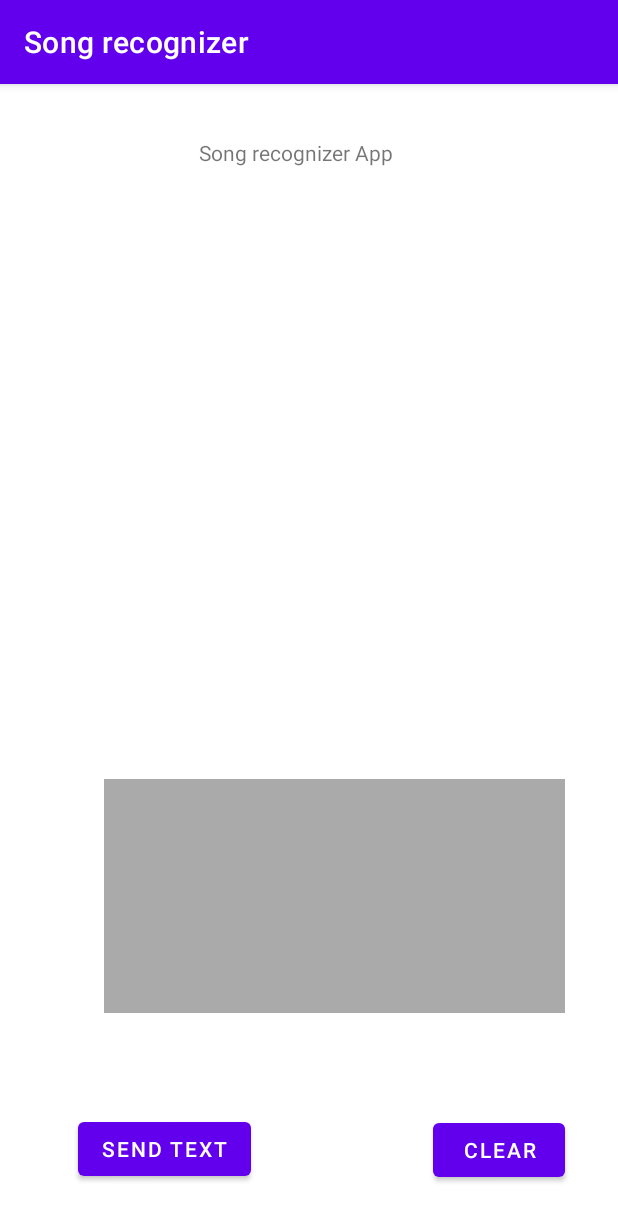
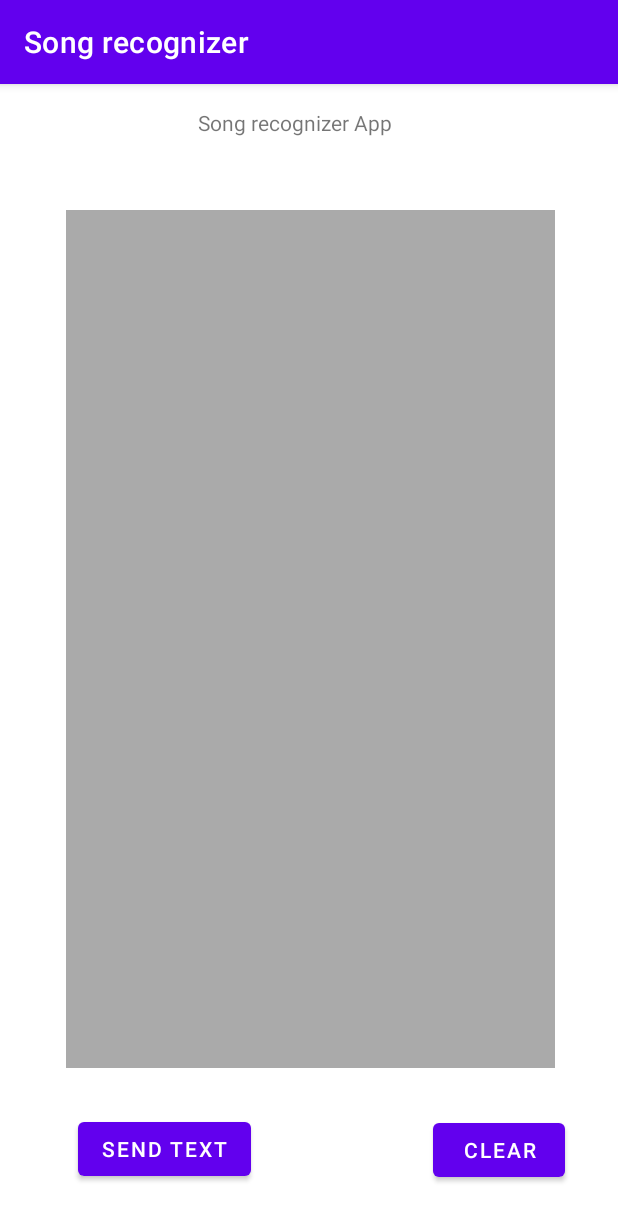
Before and after one commit to stefanvassilev/spotify-arduino-track-display, an Android app: the screen it shows after launch (MainActivity), on a phone screen of 412 x 824 dp. Shown: the top 1221 px of the screen. Run offline under Robolectric (Android 15) with nearby library versions, the phone set to English and light mode, and no system bars.

Commit message:
Wire buttons in main activity

```diff
--- a/app/src/main/java/com/stefan/vassilev/voice/to/songrecognizer/MainActivity.java
+++ b/app/src/main/java/com/stefan/vassilev/voice/to/songrecognizer/MainActivity.java
@@ -3,6 +3,8 @@ package com.stefan.vassilev.voice.to.songrecognizer;
 import android.content.Intent;
 import android.os.Bundle;
 import android.os.Handler;
+import android.widget.Button;
+import android.widget.EditText;
 
 import androidx.annotation.Nullable;
 import androidx.appcompat.app.AppCompatActivity;
@@ -19,6 +21,10 @@ public class MainActivity extends AppCompatActivity {
     public static final String BLUETOOTH_SERVICE_NAME = "songrecognizer";
     public static final UUID BLUETOOTH_SERVICE_GUID = UUID.fromString("03a111ae-2683-11eb-adc1-0242ac120002");
 
+    private EditText editTextMultiline;
+    private Button sendTextButton;
+    private Button clearTextButton;
+
     @Override
     protected void onCreate(Bundle savedInstanceState) {
         super.onCreate(savedInstanceState);
@@ -27,8 +33,13 @@ public class MainActivity extends AppCompatActivity {
         BluetoothServer bluetoothServer = new BluetoothServer(bluetoothPairer);
         new Thread(bluetoothServer).start();
 
-
         setContentView(R.layout.activity_main);
+        editTextMultiline = findViewById(R.id.editTextTextMultiLine);
+        sendTextButton = findViewById(R.id.button_send_text);
+        clearTextButton = findViewById(R.id.button_clear_text);
+        clearTextButton.setOnClickListener(v -> {
+            editTextMultiline.setText("");
+        });
     }
 
 
--- a/app/src/main/res/layout/activity_main.xml
+++ b/app/src/main/res/layout/activity_main.xml
@@ -7,37 +7,38 @@
     tools:context=".MainActivity">
 
     <TextView
-        android:layout_width="156dp"
-        android:layout_height="54dp"
+        android:layout_width="162dp"
+        android:layout_height="23dp"
         android:layout_marginStart="132dp"
-        android:layout_marginTop="36dp"
+        android:layout_marginTop="16dp"
         android:layout_marginEnd="123dp"
         android:text="Song recognizer App"
         app:layout_constraintEnd_toEndOf="parent"
+        app:layout_constraintHorizontal_bias="0.0"
         app:layout_constraintStart_toStartOf="parent"
         app:layout_constraintTop_toTopOf="parent" />
 
     <EditText
         android:id="@+id/editTextTextMultiLine"
+        android:layout_width="326dp"
+        android:layout_height="572dp"
+        android:layout_marginStart="35dp"
+        android:layout_marginTop="463dp"
+        android:layout_marginEnd="34dp"
+        android:layout_marginBottom="112dp"
         android:background="@android:color/darker_gray"
-        android:layout_width="307dp"
-        android:layout_height="156dp"
-        android:layout_marginStart="69dp"
-        android:layout_marginTop="463dp"
-        android:layout_marginEnd="35dp"
-        android:layout_marginBottom="112dp"
         android:ems="10"
         android:gravity="start|top"
         android:inputType="textMultiLine"
         app:layout_constraintBottom_toBottomOf="parent"
         app:layout_constraintEnd_toEndOf="parent"
-        app:layout_constraintHorizontal_bias="0.0"
+        app:layout_constraintHorizontal_bias="0.5"
         app:layout_constraintStart_toStartOf="parent"
         app:layout_constraintTop_toTopOf="parent"
-        app:layout_constraintVertical_bias="0.0" />
+        app:layout_constraintVertical_bias="1.0" />
 
     <Button
-        android:id="@+id/button"
+        android:id="@+id/button_send_text"
         android:layout_width="wrap_content"
         android:layout_height="wrap_content"
         android:layout_marginStart="52dp"
@@ -47,7 +48,7 @@
         app:layout_constraintStart_toStartOf="parent" />
 
     <Button
-        android:id="@+id/button2"
+        android:id="@+id/button_clear_text"
         android:layout_width="wrap_content"
         android:layout_height="wrap_content"
         android:layout_marginEnd="35dp"
```
